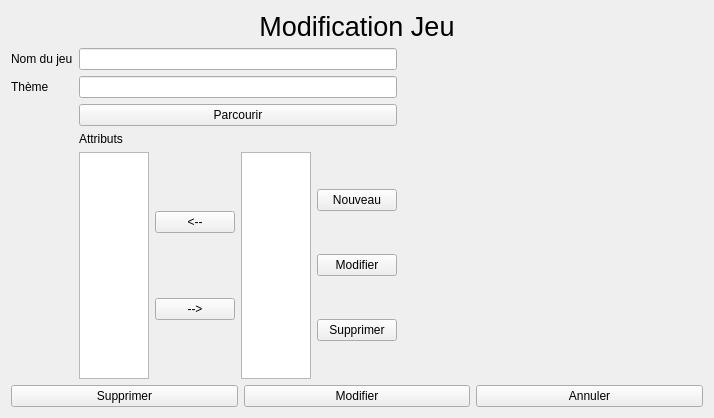
Qt form fenetre/formModifierJeu.ui (helarion/Application-JDR) before a commit.
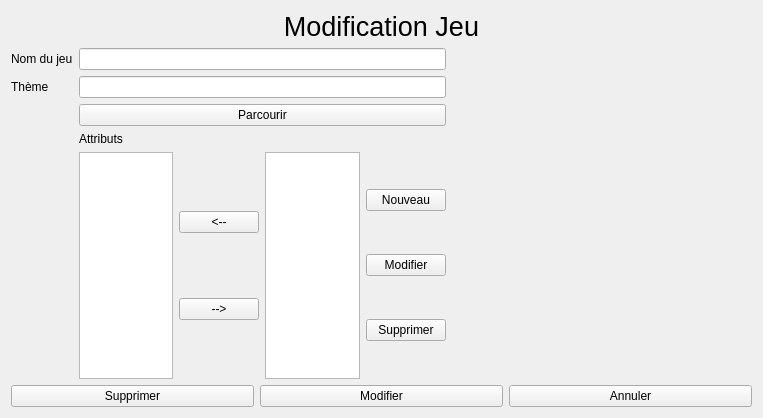
The same form after that commit.

Diff of the .ui file:
```diff
--- a/fenetre/formModifierJeu.ui
+++ b/fenetre/formModifierJeu.ui
@@ -6,7 +6,7 @@
    <rect>
     <x>0</x>
     <y>0</y>
-    <width>660</width>
+    <width>763</width>
     <height>418</height>
    </rect>
   </property>
```
Left out of the diff: 23 changed lines with no effect on the pictures.
